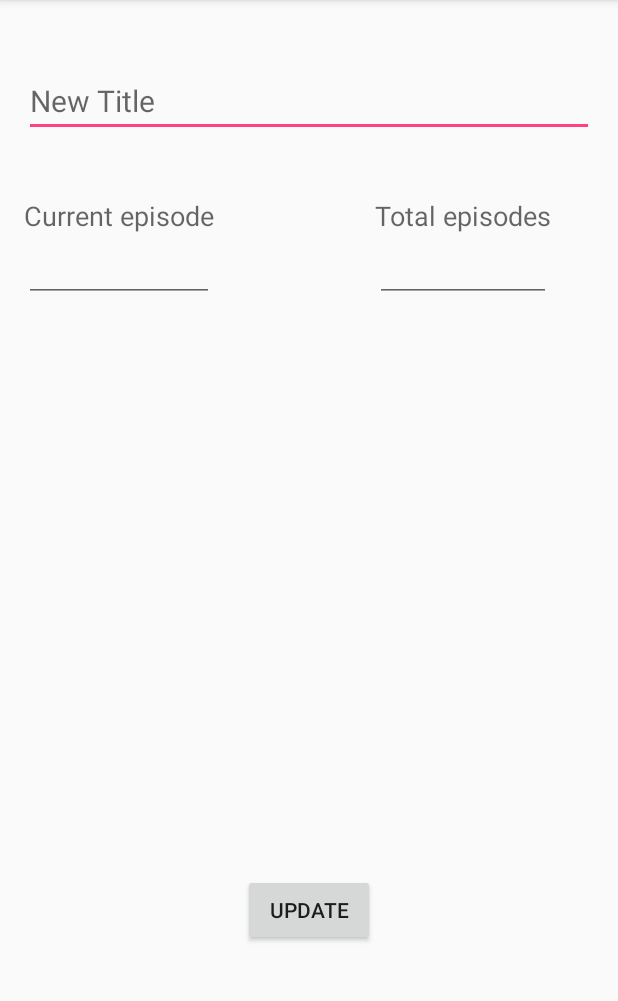
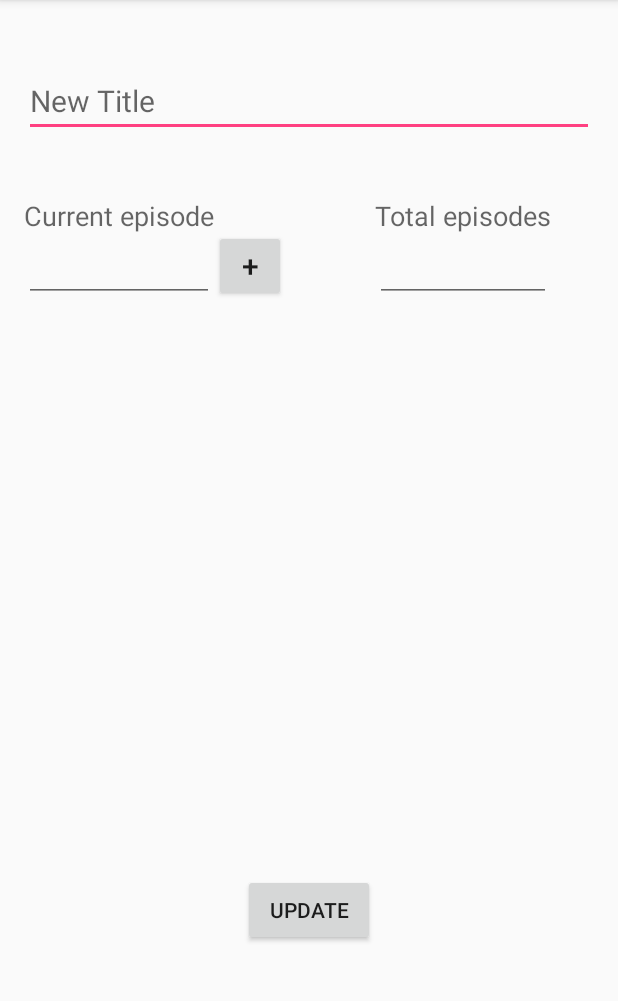
Before and after one commit to DannyJC92/MySeries, an Android app: the DetailsActivity screen opened directly, with no data from a screen before it, on a phone screen of 412 x 824 dp, the part 84-1085 px from its top. Run offline under Robolectric (Android 15) with nearby library versions, the phone set to English and light mode, and no system bars; 4 statements that could not run were skipped.

Commit message:
Add plus button DetailsActivity
Added a function for +

```diff
--- a/app/src/main/java/com/example/huigsloot/myseriesapp/DetailsActivity.java
+++ b/app/src/main/java/com/example/huigsloot/myseriesapp/DetailsActivity.java
@@ -40,14 +40,25 @@ public class DetailsActivity extends AppCompatActivity {
         newTotEps = (EditText) findViewById(R.id.update_total_episodes);
         newTotEps.setText(Integer.toString(series.getTotalSeries()));
 
+        //TODO: setOnClickListener for +
+        Button addButton = (Button) findViewById(R.id.add_button);
+        addButton.setOnClickListener(new View.OnClickListener() {
+            @ Override
+            public void onClick(View v){
+                series.addOne(newCurEps);
+            }
+        });
+
         Button updateButton = (Button) findViewById(R.id.update_button);
         updateButton.setOnClickListener(new View.OnClickListener() {
             @Override
             public void onClick(View v) {
+                // Check if the fields are filled
                 if (!TextUtils.isEmpty(newName.getText())
                         && !TextUtils.isEmpty(newCurEps.getText())
                         && !TextUtils.isEmpty(newTotEps.getText())) {
 
+                    // Return the values from the fields to Strings
                     series.setSeries(newName.getText().toString());
                     series.setCurrentSeries(Integer.parseInt(newCurEps.getText().toString()));
                     series.setTotalSeries(Integer.parseInt(newTotEps.getText().toString()));
@@ -59,6 +70,7 @@ public class DetailsActivity extends AppCompatActivity {
                     setResult(Activity.RESULT_OK, resultIntent);
                     finish();
                 } else {
+                    // In case the fields aren't filled, show a message
                     Toast.makeText(DetailsActivity.this, "Please enter some text in the fields", Toast.LENGTH_LONG).show();
                 }
             }
--- a/app/src/main/res/layout/activity_details.xml
+++ b/app/src/main/res/layout/activity_details.xml
@@ -43,8 +43,8 @@
         android:layout_below="@+id/update_series"
         android:layout_marginTop="40dp"
         android:layout_toEndOf="@+id/update_button"
+        android:labelFor="@+id/update_total_episodes"
         android:text="Total episodes"
-        android:labelFor="@+id/update_total_episodes"
         android:textAppearance="?android:attr/textAppearanceMedium" />
 
     <TextView
@@ -52,8 +52,8 @@
         android:layout_width="wrap_content"
         android:layout_height="wrap_content"
         android:layout_alignTop="@+id/textView"
+        android:labelFor="@+id/update_current_episode"
         android:text="Current episode"
-        android:labelFor="@+id/update_current_episode"
         android:textAppearance="?android:attr/textAppearanceMedium" />
 
     <EditText
@@ -65,19 +65,30 @@
         android:layout_below="@+id/textView"
         android:ems="10"
         android:inputType="number"
-        android:textAlignment="center"/>
+        android:textAlignment="center" />
 
     <EditText
         android:id="@+id/update_current_episode"
         android:layout_width="wrap_content"
         android:layout_height="wrap_content"
+        android:layout_alignEnd="@+id/textView2"
         android:layout_alignParentStart="true"
+        android:layout_alignStart="@+id/textView2"
         android:layout_below="@+id/textView2"
-        android:layout_alignEnd="@+id/textView2"
-        android:layout_alignStart="@+id/textView2"
         android:ems="10"
         android:inputType="number"
         android:textAlignment="center" />
 
+    <Button
+        android:id="@+id/add_button"
+        style="?android:attr/buttonStyleSmall"
+        android:layout_width="wrap_content"
+        android:layout_height="wrap_content"
+        android:layout_alignBottom="@+id/update_current_episode"
+        android:layout_toEndOf="@+id/update_current_episode"
+        android:text="+"
+        android:textSize="20sp" />
+
+    <!-- TODO: Add a progress bar -->
 
 </RelativeLayout>
```
Also changed, not shown: app/src/main/java/com/example/huigsloot/myseriesapp/Series.java (+26 -16 lines).
